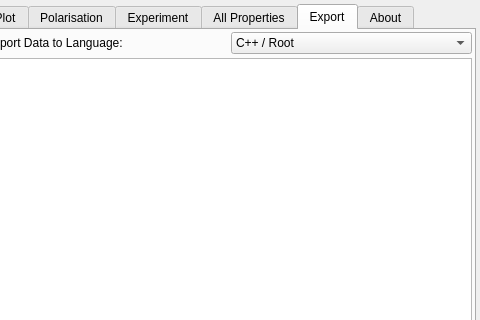
The window that ui/scanviewer.ui (t-weber/takin) describes before a commit, drawn with Qt 5; both pictures show x 364 to 844 and y 0 to 320 of the 844 by 579 pixel window.
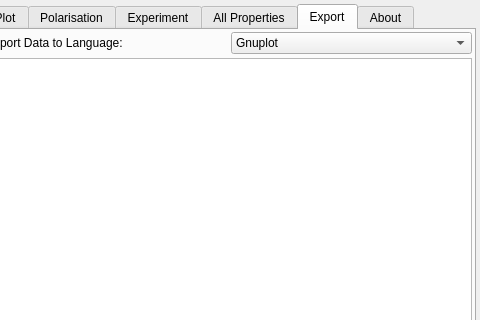
The same window after the commit. The open tabs and pages were chosen to show the change. Custom widgets are drawn as their Qt base class.

Commit message: small changes to scanviewer export

What changed in the file:
```diff
--- a/ui/scanviewer.ui
+++ b/ui/scanviewer.ui
@@ -727,7 +727,7 @@
             <widget class="QComboBox" name="comboExport">
              <item>
               <property name="text">
-               <string>C++ / Root</string>
+               <string>Gnuplot</string>
               </property>
              </item>
              <item>
```
Left out of the diff: 2 changed lines with no effect on the pictures. The commit also changes 1 other file.
